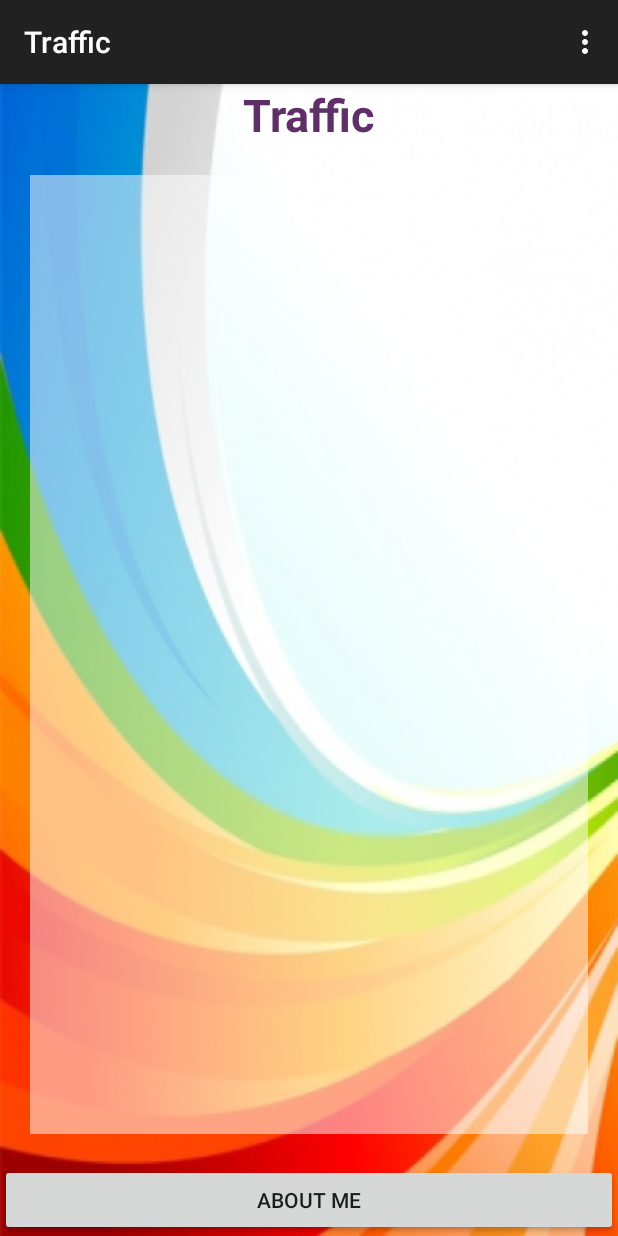
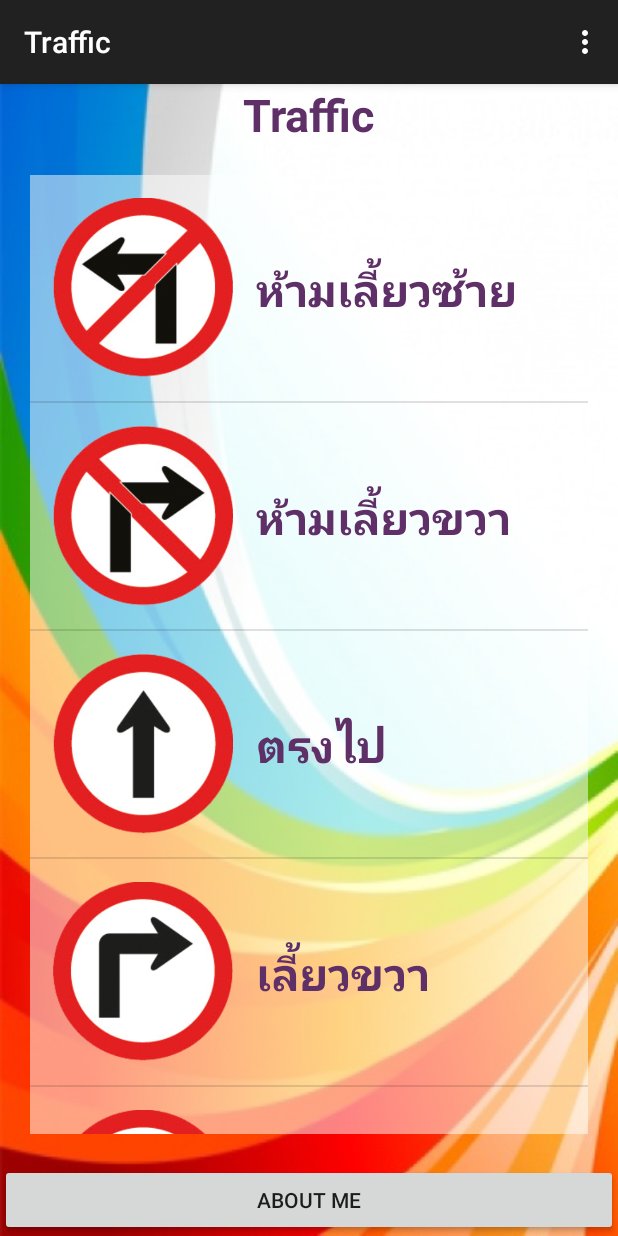
Before and after one commit to saowacon/Traffic_EGAT, an Android app: the screen it shows after launch (MainActivity), on a phone screen of 412 x 824 dp. Run offline under Robolectric (Android 15) with nearby library versions, the phone set to English and light mode, and no system bars.

Commit message:
ListView Done

```diff
--- a/app/src/main/java/egat/tick/traffic/MainActivity.java
+++ b/app/src/main/java/egat/tick/traffic/MainActivity.java
@@ -22,19 +22,60 @@ public class MainActivity extends AppCompatActivity {
         super.onCreate(savedInstanceState);
         setContentView(R.layout.activity_main);
 
-        // Bind Widget
+        // Bind Widget เชื่อมตัวแปรกับ Widget บน GUI
         bindWidget();
 
-        //Button Controller
+        //Button Controller ทำให้ปุ่มคลิกได้
         buttonController();
+
+        //Create ListView
+        createListView();
+
     } // Main Method
+
+    private void createListView() {
+        // Setup intDrawable
+        int intDrawable[] = {R.drawable.traffic_01, R.drawable.traffic_02,
+                R.drawable.traffic_03, R.drawable.traffic_04, R.drawable.traffic_05,
+                R.drawable.traffic_06, R.drawable.traffic_07, R.drawable.traffic_08,
+                R.drawable.traffic_09, R.drawable.traffic_10, R.drawable.traffic_11,
+                R.drawable.traffic_12, R.drawable.traffic_13, R.drawable.traffic_14,
+                R.drawable.traffic_15, R.drawable.traffic_16, R.drawable.traffic_17,
+                R.drawable.traffic_18, R.drawable.traffic_19, R.drawable.traffic_20};
+        // Setup strTitle ใช้ Array เริ่มต้นที่ 0
+        String strTitle[] = new String[20];
+        strTitle[0] = "ห้ามเลี้ยวซ้าย";
+        strTitle[1] = "ห้ามเลี้ยวขวา";
+        strTitle[2] = "ตรงไป";
+        strTitle[3] = "เลี้ยวขวา";
+        strTitle[4] = "เลี้ยวซ้าย";
+        strTitle[5] = "ออก";
+        strTitle[6] = "เข้า";
+        strTitle[7] = "ออก";
+        strTitle[8] = "หยุด";
+        strTitle[9] = "จำกัดความสูง";
+        strTitle[10] = "ทางแยก";
+        strTitle[11] = "ห้ามกลับรถ";
+        strTitle[12] = "ห้ามจอด";
+        strTitle[13] = "รถสวน";
+        strTitle[14] = "ห้ามแซง";
+        strTitle[15] = "เข้า";
+        strTitle[16] = "หยุดตรวจ";
+        strTitle[17] = "จำกัดความเร็ว";
+        strTitle[18] = "จำกัดความกว้าง";
+        strTitle[19] = "จำกัดความสูง";
+
+        MyAdapter objMyAdapter = new MyAdapter(MainActivity.this, intDrawable, strTitle);
+        trafficListView.setAdapter(objMyAdapter);
+
+    } // Create ListView
 
     private void buttonController() {
         aboutMeButton.setOnClickListener(new View.OnClickListener() {
             @Override
             public void onClick(View view) {
                 // Sound Effect เมื่อคลิกที่ปุ่ม
-                MediaPlayer buttonMediaPlayer = MediaPlayer.create(getBaseContext(),R.raw.effect_btn_long);
+                MediaPlayer buttonMediaPlayer = MediaPlayer.create(getBaseContext(), R.raw.effect_btn_long);
                 buttonMediaPlayer.start();
 
                 // Intent to WebView
--- a/app/src/main/java/egat/tick/traffic/MyAdapter.java
+++ b/app/src/main/java/egat/tick/traffic/MyAdapter.java
@@ -1,9 +1,13 @@
 package egat.tick.traffic;
 
 import android.content.Context;
+import android.media.Image;
+import android.view.LayoutInflater;
 import android.view.View;
 import android.view.ViewGroup;
 import android.widget.BaseAdapter;
+import android.widget.ImageView;
+import android.widget.TextView;
 
 /**
  * Created by EGAT-USER on 8/25/2015.
@@ -22,7 +26,7 @@ public class MyAdapter extends BaseAdapter{
 
     @Override
     public int getCount() {
-        return 0;
+        return titleStrings.length;
     }
 
     @Override
@@ -37,6 +41,17 @@ public class MyAdapter extends BaseAdapter{
 
     @Override
     public View getView(int i, View view, ViewGroup viewGroup) {
-        return null;
+        LayoutInflater objLayoutInflater = (LayoutInflater) objContext.getSystemService(Context.LAYOUT_INFLATER_SERVICE);
+        View objView1 = objLayoutInflater.inflate(R.layout.traffic_listview, viewGroup, false);
+
+        // Show Icon
+        ImageView iconImageView = (ImageView) objView1.findViewById(R.id.imvIcon);
+        iconImageView.setBackgroundResource(iconInts[i]);
+
+        // Show Title
+        TextView titleTextView = (TextView) objView1.findViewById(R.id.txtTitle);
+        titleTextView.setText(titleStrings[i]);
+
+        return objView1;
     }
 }   // Main Class
--- /dev/null
+++ b/app/src/main/res/menu/menu_detail.xml
@@ -0,0 +1,6 @@
+<menu xmlns:android="http://schemas.android.com/apk/res/android"
+    xmlns:app="http://schemas.android.com/apk/res-auto"
+    xmlns:tools="http://schemas.android.com/tools" tools:context="egat.tick.traffic.DetailActivity">
+    <item android:id="@+id/action_settings" android:title="@string/action_settings"
+        android:orderInCategory="100" app:showAsAction="never" />
+</menu>
--- a/app/src/main/res/values/strings.xml
+++ b/app/src/main/res/values/strings.xml
@@ -4,4 +4,5 @@
     <string name="hello_world">Hello world!</string>
     <string name="action_settings">Settings</string>
     <string name="about_me">About Me</string>
+    <string name="title_activity_detail">DetailActivity</string>
 </resources>
```
Also changed, not shown: app/src/main/AndroidManifest.xml (+6 -2 lines), app/src/main/java/egat/tick/traffic/DetailActivity.java (added, +37 -0 lines), app/src/main/res/layout/activity_detail.xml (added, +12 -0 lines).
